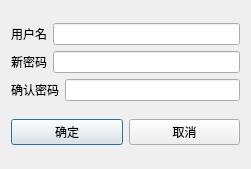
Qt form settingsdialog.ui (zhouziqunzzq/qt-address-book) before a commit.
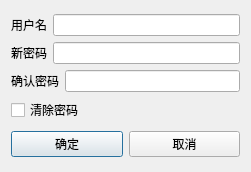
The same form after that commit.

The edit to the form file:
```diff
--- a/settingsdialog.ui
+++ b/settingsdialog.ui
@@ -7,7 +7,7 @@
     <x>0</x>
     <y>0</y>
     <width>251</width>
-    <height>169</height>
+    <height>172</height>
    </rect>
   </property>
   <property name="windowTitle">
@@ -60,6 +60,13 @@
          </item>
         </layout>
        </item>
+       <item>
+        <widget class="QCheckBox" name="checkBox">
+         <property name="text">
+          <string>清除密码</string>
+         </property>
+        </widget>
+       </item>
       </layout>
      </item>
      <item>
```
Left out of the diff: 19 changed lines with no effect on the pictures.
